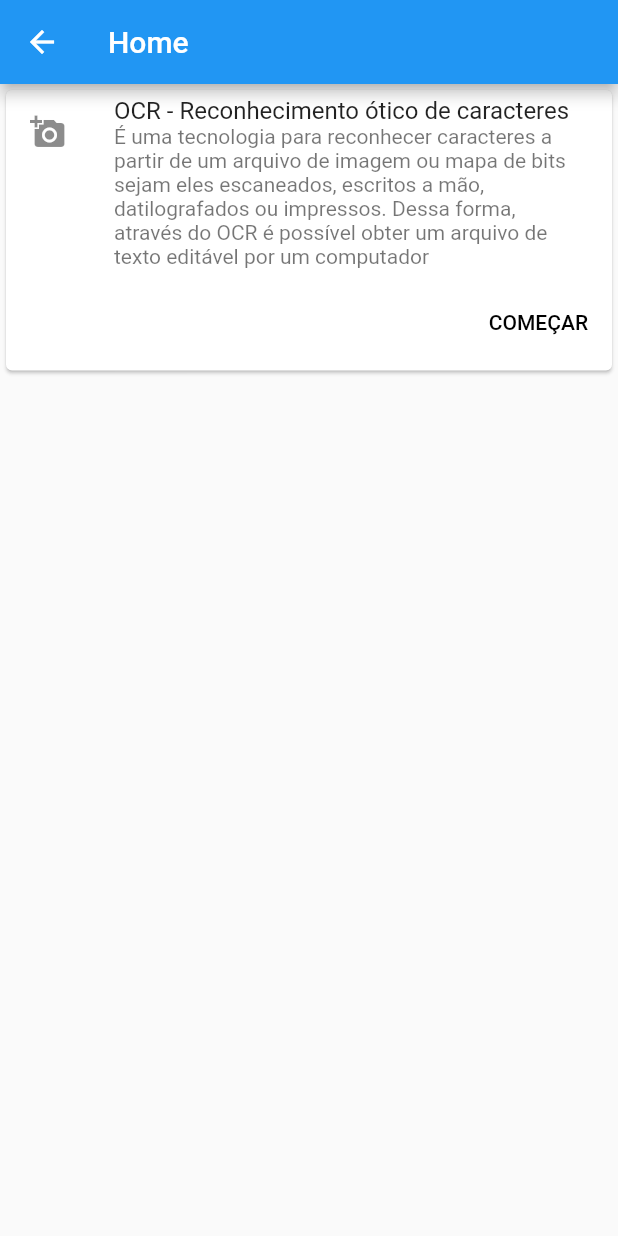
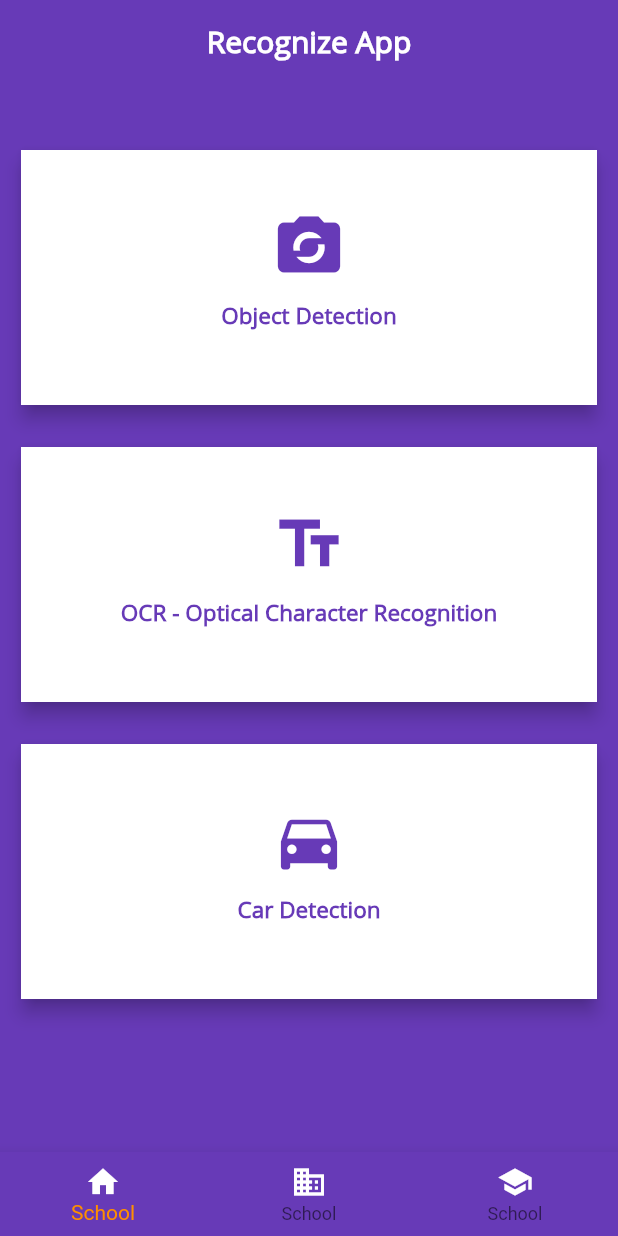
Before and after one commit to GuiGonzalezv/PCI, a Flutter app: the screen it shows after launch, scrolled down 64 dp, after a tap on "LOGIN", on a phone screen of 412 x 824 dp. Run offline on Flutter 3.47's test engine with Material 2 defaults, Android fonts, the phone set to English and light mode, and no system bars; our stand-ins replace image_picker; missing offline and left inert: tflite.

Commit message:
Front updates

```diff
--- a/lib/main.dart
+++ b/lib/main.dart
@@ -1,4 +1,7 @@
 import 'package:flutter/material.dart';
+import 'package:projectPCI/screens/ObjectDetectionScreen.dart';
+import 'package:projectPCI/screens/SplashScreen.dart';
+import 'package:projectPCI/screens/homepage.dart';
 import 'package:projectPCI/screens/login.dart';
 
 void main() {
@@ -12,7 +15,13 @@ class MyApp extends StatelessWidget {
     return MaterialApp(
       debugShowCheckedModeBanner: false,
       title: 'Flutter Demo',
-      home: LoginScreen()
+      home: SplashScreen(),
+      routes: {
+        "/home": (_) => new HomePageScreen(),
+        "/splashScreen": (_) => new SplashScreen(),
+        "/login": (_) => new LoginScreen(),
+        "/object": (_) => new ObjectDetectionScreen()
+      },
     );
   }
 }
--- a/lib/screens/object.dart
+++ b/lib/screens/ObjectDetectionScreen.dart
@@ -9,12 +9,12 @@ import 'package:image/image.dart' as img;
 const String ssd = 'SSD MobileNet*';
 const String yolo = "Tiny Yolov2*";
 
-class TfliteHome extends StatefulWidget {
+class ObjectDetectionScreen extends StatefulWidget {
   @override
-  _TfliteHomeState  createState() => _TfliteHomeState();
+  _ObjectDetectionScreenState  createState() => _ObjectDetectionScreenState();
 }
 
-class _TfliteHomeState extends State<TfliteHome> {
+class _ObjectDetectionScreenState extends State<ObjectDetectionScreen> {
   String _model = ssd;
   File _image;
 
@@ -170,12 +170,14 @@ class _TfliteHomeState extends State<TfliteHome> {
 
     return Scaffold(
       appBar: AppBar(
-        title: Text("Object Recognize")
+        title: Text("Object Recognize"),
+        backgroundColor: Colors.deepPurple,
       ),
 
       floatingActionButton: FloatingActionButton(
         child: Icon(Icons.image),
         tooltip: "Selecione uma imagem da galeria!",
+        backgroundColor: Colors.deepPurple,
         onPressed: selectFromImagePicker,
       ),
 
--- /dev/null
+++ b/lib/screens/SplashScreen.dart
@@ -0,0 +1,90 @@
+import 'package:flutter/material.dart';
+import 'dart:async';
+import 'package:projectPCI/screens/login.dart';
+
+class SplashScreen extends StatefulWidget {
+  @override
+  _SplashScreenState createState() => _SplashScreenState();
+}
+
+class _SplashScreenState extends State<SplashScreen> {
+  static const IconData copyright = IconData(0xe90c, fontFamily: 'MaterialIcons');
+
+  @override
+  void initState() {
+    super.initState();
+    Future.delayed(
+      Duration(seconds: 3),
+      (){
+        Navigator.pushReplacementNamed(context, "/login");
+      }
+    );
+  }
+
+  @override
+  Widget build(BuildContext context) {
+    return Scaffold(
+      backgroundColor: Colors.black,
+      body: Stack(
+        fit: StackFit.expand,
+        children: [
+          Container(
+            decoration: BoxDecoration(
+              color: Colors.deepPurple
+            ),
+          ),
+          Column(
+            mainAxisAlignment: MainAxisAlignment.start,
+            children: [
+              Expanded(
+                flex:4,
+                child: Container(
+                  child: Column(
+                    mainAxisAlignment: MainAxisAlignment.center,
+                    children: [
+                      CircleAvatar(
+                        backgroundColor: Colors.white,
+                        radius: 50.0,
+                        child: Icon(
+                          Icons.party_mode,
+                          color: Colors.deepPurple,
+                          size: 50.0,
+                        ),
+                      ),
+                      Padding(
+                        padding: EdgeInsets.only(top: 15.0)
+                      ),
+                      Text(
+                        "Recognize App",
+                        style: TextStyle(
+                          fontFamily: "OpenSans",
+                          color: Colors.white,
+                          fontSize: 24.0,
+                          fontWeight: FontWeight.bold
+                        ),
+                      )
+                    ],
+                  ),
+                ),
+              ),
+              Expanded(
+                flex: 2,
+                child: Column(
+                  mainAxisAlignment: MainAxisAlignment.center,
+                  children: [
+                    CircularProgressIndicator(
+                      valueColor: new AlwaysStoppedAnimation<Color>(Colors.white),
+                    ),
+                    Padding(
+                      padding: EdgeInsets.only(top: 10.0),
+                    ),
+                  ],
+                )
+              )
+            ],
+          )
+        ],
+      ),
+    );
+  }
+}
--- a/lib/screens/homepage.dart
+++ b/lib/screens/homepage.dart
@@ -1,7 +1,7 @@
 import 'package:flutter/material.dart';
 import 'package:flutter/services.dart';
+import 'package:projectPCI/screens/ObjectDetectionScreen.dart';
 
-import 'object.dart';
 
 class HomePageScreen extends StatefulWidget {
   @override
@@ -9,39 +9,160 @@ class HomePageScreen extends StatefulWidget {
 }
 
 class _HomeScreenState extends State<HomePageScreen> {
+
+  void goToObjectDecection(){
+    Navigator.push(
+      context,
+      MaterialPageRoute(
+        builder: (context) => ObjectDetectionScreen(),
+      ),
+    );
+  }
+
   @override
   Widget build(BuildContext context) {
     return Scaffold(
       appBar: AppBar(
-        title: Text("Home"),
+        backgroundColor: Colors.deepPurple,
+        centerTitle: true,
+        elevation: 0,
+        title: Text(
+          "Recognize App",
+          style: TextStyle(
+            fontFamily: "OpenSans",
+            fontWeight: FontWeight.bold
+          ),
+        ),
       ),
       body: Container(
+        color: Colors.deepPurple,
+        child: ListView(
+          children: [
+              Padding(padding: EdgeInsets.all(15.00)),
+              GestureDetector(
+                onTap: () => {goToObjectDecection()},
                 child: Card(
-        child: Column(
-          mainAxisSize: MainAxisSize.min,
+                  elevation: 5.0,
+                  child: Container(
+                    color: Colors.white,
+                    height: 170.0,
+                    child: ListView(
+                      scrollDirection: Axis.vertical,
                       children: <Widget>[
-            const ListTile(
-              leading: Icon(Icons.add_a_photo),
-              title: Text('OCR - Reconhecimento ótico de caracteres'),
-              subtitle: Text('É uma tecnologia para reconhecer caracteres a partir de um arquivo de imagem ou mapa de bits sejam eles escaneados, escritos a mão, datilografados ou impressos. Dessa forma, através do OCR é possível obter um arquivo de texto editável por um computador'),
+                        Padding(padding: EdgeInsets.all(20.00)),
+                        Icon(
+                          Icons.party_mode,
+                          size: 50.0,
+                          color: Colors.deepPurple,
                         ),
-            ButtonBar(
-              children: <Widget>[
-                FlatButton(
-                  child: const Text('COMEÇAR'),
-                  onPressed: () {
-                     Navigator.push(
-                      context,
-                      MaterialPageRoute(builder: (context) => TfliteHome()),
-                    );
-                  },
+                        Padding(padding: EdgeInsets.all(5.00)),
+                        Text(
+                          "Object Detection",
+                          textAlign: TextAlign.center,
+                          style: TextStyle(
+                            color: Colors.deepPurple,
+                            fontFamily: "OpenSans",
+                            fontWeight: FontWeight.bold,
+                            fontSize: 15.0
+                          ),
                         ),
                       ],
                     ),
+                  ),
+                ),
+              ),
+              Padding(padding: EdgeInsets.all(10.00)),
+              GestureDetector(
+                onTap: () => {goToObjectDecection()},
+                child: Card(
+                  elevation: 5.0,
+                  child: Container(
+                    color: Colors.white,
+                    height: 170.0,
+                    child: ListView(
+                      scrollDirection: Axis.vertical,
+                      children: <Widget>[
+                        Padding(padding: EdgeInsets.all(20.00)),
+                        Icon(
+                          Icons.text_fields,
+                          size: 50.0,
+                          color: Colors.deepPurple,
+                        ),
+                        Padding(padding: EdgeInsets.all(5.00)),
+                        Text(
+                          "OCR - Optical Character Recognition",
+                          textAlign: TextAlign.center,
+                          style: TextStyle(
+                            color: Colors.deepPurple,
+                            fontFamily: "OpenSans",
+                            fontWeight: FontWeight.bold,
+                            fontSize: 15.0
+                          ),
+                        ),
                       ],
                     ),
+                  ),
+                ),
+              ),
+              Padding(padding: EdgeInsets.all(10.00)),
+              GestureDetector(
+                onTap: () => {goToObjectDecection()},
+                child: Card(
+                  elevation: 5.0,
+                  child: Container(
+                    color: Colors.white,
+                    height: 170.0,
+                    child: ListView(
+                      scrollDirection: Axis.vertical,
+                      children: <Widget>[
+                        Padding(padding: EdgeInsets.all(20.00)),
+                        Icon(
+                          Icons.directions_car,
+                          size: 50.0,
+                          color: Colors.deepPurple,
+                        ),
+                        Padding(padding: EdgeInsets.all(5.00)),
+                        Text(
+                          "Car Detection",
+                          textAlign: TextAlign.center,
+                          style: TextStyle(
+                            color: Colors.deepPurple,
+                            fontFamily: "OpenSans",
+                            fontWeight: FontWeight.bold,
+                            fontSize: 15.0
+                          ),
+                        ),
+                      ],
+                    ),
+                  ),
+                ),
               )
-      )
+          ]
+        ),
+      padding: EdgeInsets.all(10.0),
+      ),
+      bottomNavigationBar: BottomNavigationBar(
+        // elevation: 0,
+        backgroundColor: Colors.deepPurple,
+        items: const <BottomNavigationBarItem>[
+          BottomNavigationBarItem(
+            icon: Icon(Icons.home, color: Colors.white),
+            title: Text('School', style: TextStyle(color: Colors.white)),
+            backgroundColor: Colors.white
+          ),
+          BottomNavigationBarItem(
+            icon: Icon(Icons.business, color: Colors.white),
+            title: Text('School', style: TextStyle(color: Colors.white)),
+            backgroundColor: Colors.white
+          ),
+          BottomNavigationBarItem(
+            icon: Icon(Icons.school, color: Colors.white),
+            title: Text('School', style: TextStyle(color: Colors.white)),
+            backgroundColor: Colors.white
+          ),
+        ],
+        selectedItemColor: Colors.amber[800],
+      ),
     );
   }
 }
--- a/lib/screens/login.dart
+++ b/lib/screens/login.dart
@@ -129,10 +129,7 @@ class _LoginScreenState extends State<LoginScreen> {
       child: RaisedButton(
         elevation: 5.0,
         onPressed: () => {
-          Navigator.push(
-            context,
-            MaterialPageRoute(builder: (context) => HomePageScreen()),
-          )
+          Navigator.pushReplacementNamed(context, "/home")
         },
         padding: EdgeInsets.all(15.0),
         shape: RoundedRectangleBorder(
@@ -260,17 +257,7 @@ class _LoginScreenState extends State<LoginScreen> {
                 height: double.infinity,
                 width: double.infinity,
                 decoration: BoxDecoration(
-                  gradient: LinearGradient(
-                    begin: Alignment.topCenter,
-                    end: Alignment.bottomCenter,
-                    colors: [
-                      Color(0xFF73AEF5),
-                      Color(0xFF61A4F1),
-                      Color(0xFF478DE0),
-                      Color(0xFF398AE5),
-                    ],
-                    stops: [0.1, 0.4, 0.7, 0.9],
-                  ),
+                    color: Colors.deepPurple
                 ),
               ),
               Container(
--- a/lib/utilities/constants.dart
+++ b/lib/utilities/constants.dart
@@ -12,7 +12,7 @@ final kLabelStyle = TextStyle(
 );
 
 final kBoxDecorationStyle = BoxDecoration(
-  color: Color(0xFF6CA8F1),
+  color: Colors.deepPurple,
   borderRadius: BorderRadius.circular(10.0),
   boxShadow: [
     BoxShadow(
--- a/pubspec.yaml
+++ b/pubspec.yaml
@@ -27,6 +27,8 @@ dependencies:
   image_picker: ^0.6.7+11
   tflite: ^1.1.1
   image: ^2.1.17
+  shimmer: ^1.1.1
+
 
 dev_dependencies:
   flutter_test:
@@ -44,8 +46,7 @@ flutter:
 
   # To add assets to your application, add an assets section, like this:
   assets:
-    - assets/logos/facebook.jpg
-    - assets/logos/google.jpg
+    - assets/logos/
     - assets/tflite/ssd_mobilenet.tflite
     - assets/tflite/ssd_mobilenet.txt
     - assets/tflite/yolov2_tiny.tflite
@@ -70,6 +71,7 @@ flutter:
     - family: OpenSans
       fonts:
         - asset: assets/fonts/OpenSans.ttf
+        - asset: assets/fonts/OrangeJuice.ttf
   #   - family: Trajan Pro
   #     fonts:
   #       - asset: fonts/TrajanPro.ttf
```
Also changed, not shown: assets/fonts/OrangeJuice.ttf (added), assets/logos/logo_size.jpg (added), assets/logos/logo_size_invert.jpg (added), pubspec.lock. Lines whose indentation alone changed are shown as unchanged.
